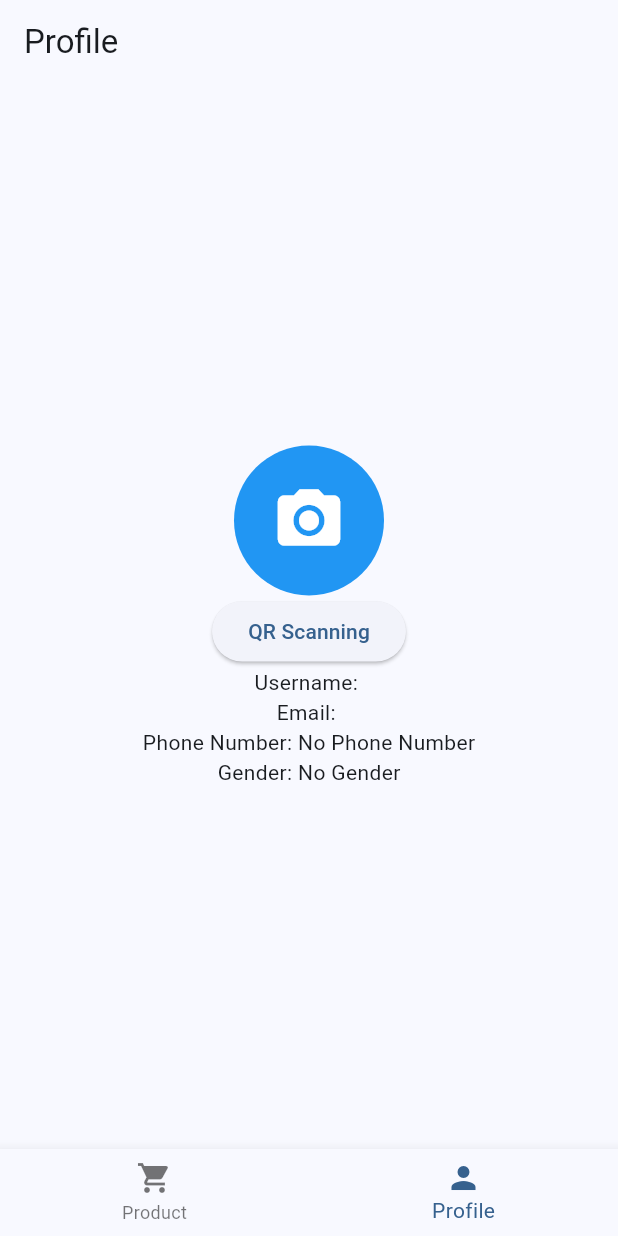
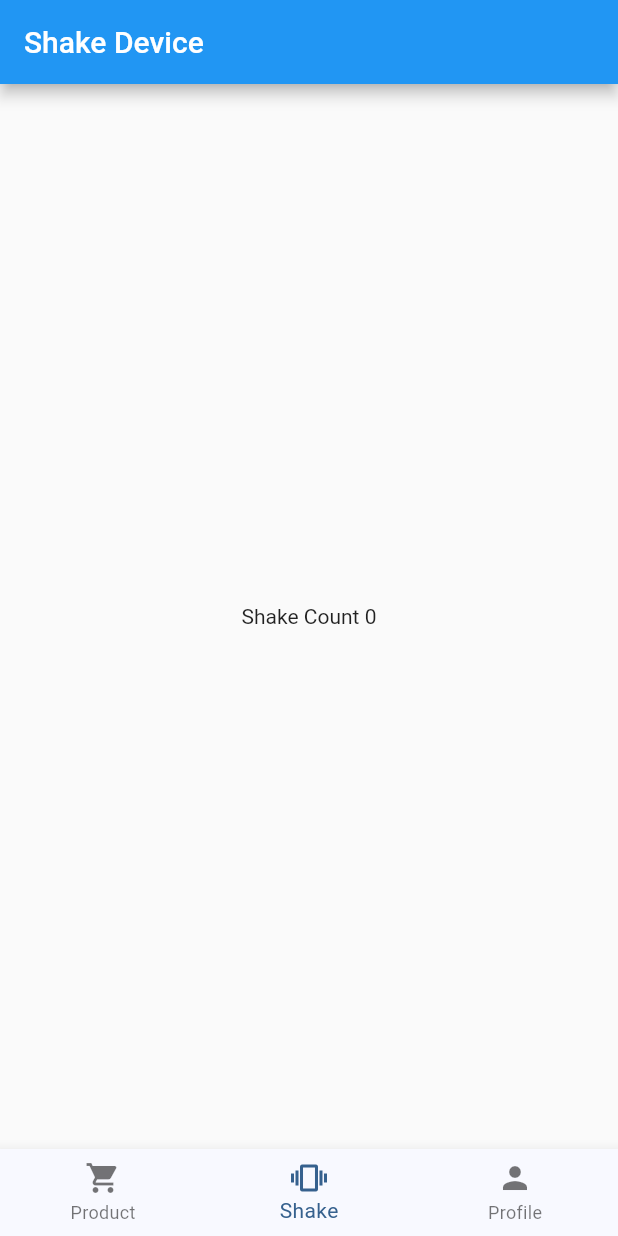
Before and after one commit to febiolaika/RepoKelompok1, a Flutter app: the ProductView screen opened directly, item 2 of the bottom bar chosen, on a phone screen of 412 x 824 dp. Run offline on Flutter 3.47's test engine with Material 2 defaults, Android fonts, the phone set to English and light mode, and no system bars; our stand-ins replace camera, flutter_local_notifications, flutter_slidable, qr_flutter, sensors_plus, shared_preferences and 1 more; missing offline and left inert: maps_launcher, mobile_scanner; accounts and stored records are empty.

Commit message:
Gyroscope udah bisa navigasi ke maps

```diff
--- a/lib/page/product_view.dart
+++ b/lib/page/product_view.dart
@@ -5,6 +5,7 @@ import 'package:flutter_slidable/flutter_slidable.dart';
 import 'package:ugd6_1217/database/sql_helper_product.dart';
 import 'package:ugd6_1217/page/product_input_page.dart';
 import 'package:ugd6_1217/page/profile_view.dart';
+import 'package:ugd6_1217/page/shake.dart';
 
 class ProductView extends StatefulWidget {
   const ProductView({super.key});
@@ -162,14 +163,15 @@ class _ProductViewState extends State<ProductView> {
               ),
             ],
           ),
+          const ShakeView(),
           const ProfileView(),
         ],
       ),
 
       bottomNavigationBar: BottomNavigationBar(
         items: const [
-          BottomNavigationBarItem(
-              icon: Icon(Icons.shopping_cart), label: 'Product'),
+          BottomNavigationBarItem(icon: Icon(Icons.shopping_cart), label: 'Product'),
+          BottomNavigationBarItem(icon: Icon(Icons.vibration), label: 'Shake'),
           BottomNavigationBarItem(icon: Icon(Icons.person), label: 'Profile'),
         ],
         currentIndex: _selectedIndex,
--- /dev/null
+++ b/lib/page/shake.dart
@@ -0,0 +1,55 @@
+import 'package:flutter/material.dart';
+import 'package:sensors_plus/sensors_plus.dart';
+import 'package:maps_launcher/maps_launcher.dart';
+
+class ShakeView extends StatefulWidget {
+  const ShakeView({Key? key}) : super(key: key);
+
+  @override
+  State<ShakeView> createState() => _ShakeViewState();
+}
+
+class _ShakeViewState extends State<ShakeView> {
+  int shakeCounter = 0;
+  double threshold = 3.0;
+
+  @override
+  void initState() {
+    super.initState();
+    gyroscopeEvents.listen((GyroscopeEvent event) {
+      double angularVelocity = event.y;
+
+      if (angularVelocity.abs() > threshold) {
+        setState(() {
+          shakeCounter++;
+          if (shakeCounter >= 30) {
+            navigateToGoogleMaps();
+            shakeCounter = 0; // Reset counter setelah navigasi
+          }
+        });
+      }
+    });
+  }
+
+  @override
+  Widget build(BuildContext context) {
+    return MaterialApp(
+      home: Scaffold(
+        appBar: AppBar(
+          title: const Text("Shake Device"),
+        ),
+        body: Center(
+          child: Text("Shake Count $shakeCounter"),
+        ),
+      ),
+    );
+  }
+
+  void navigateToGoogleMaps() {
+    MapsLauncher.launchCoordinates(
+      -7.778898608373376, // Latitude
+      110.41620419895762, // Longitude
+      'Salon', // Nama lokasi (opsional)
+    );
+  }
+}
--- a/pubspec.yaml
+++ b/pubspec.yaml
@@ -8,6 +8,8 @@ environment:
 
 dependencies:
   camera: ^0.10.5+5
+  sensors_plus: ^3.1.0
+  maps_launcher: ^2.2.0
   cupertino_icons: ^1.0.6
   flutter:
     sdk: flutter
```
Also changed, not shown: pubspec.lock, 5 other files.
